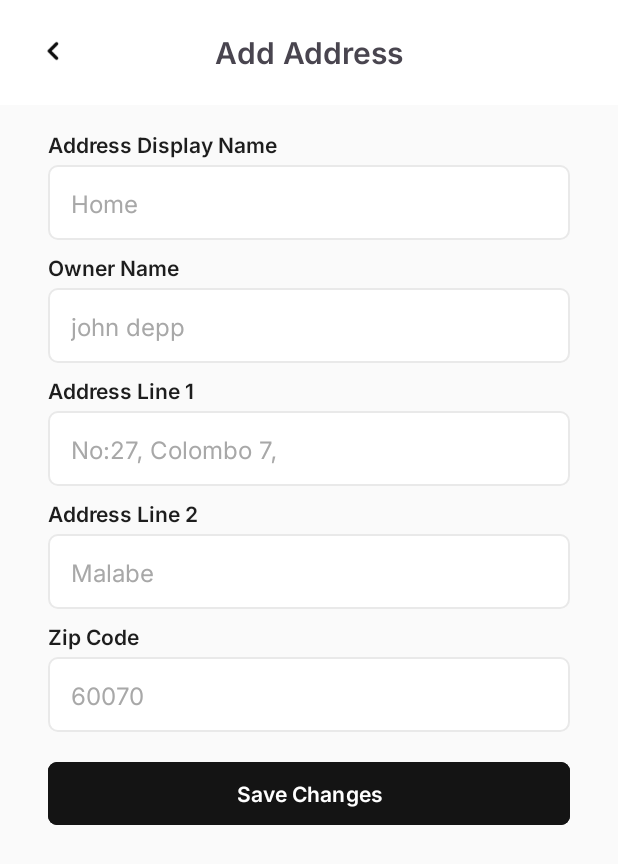
After one commit to AshanHimantha/android-app-orter, an Android app: the AddAddressActivity screen opened directly, with no data from a screen before it, on a phone screen of 412 x 824 dp. The commit adds this screen. Shown: the top 864 px of the screen. Run offline under Robolectric (Android 15) with nearby library versions, the phone set to English and light mode, and no system bars; Roboto replaces fonts that are not available here.

Commit message:
add sqlite table and CRUD process completed with Ui

```diff
--- /dev/null
+++ b/app/src/main/java/lk/jiat/orterclothing/AddAddressActivity.java
@@ -0,0 +1,73 @@
+// AddAddressActivity.java
+package lk.jiat.orterclothing;
+
+import android.database.Cursor;
+import android.database.sqlite.SQLiteDatabase;
+import android.os.Bundle;
+import android.util.Log;
+import android.view.View;
+import android.widget.Button;
+import android.widget.EditText;
+import android.widget.Toast;
+
+import androidx.activity.EdgeToEdge;
+import androidx.appcompat.app.AppCompatActivity;
+import androidx.core.graphics.Insets;
+import androidx.core.view.ViewCompat;
+import androidx.core.view.WindowInsetsCompat;
+
+public class AddAddressActivity extends AppCompatActivity {
+
+    private DatabaseHelper dbHelper;
+
+    @Override
+    protected void onCreate(Bundle savedInstanceState) {
+        super.onCreate(savedInstanceState);
+        EdgeToEdge.enable(this);
+        setContentView(R.layout.activity_add_address);
+        ViewCompat.setOnApplyWindowInsetsListener(findViewById(R.id.main), (v, insets) -> {
+            Insets systemBars = insets.getInsets(WindowInsetsCompat.Type.systemBars());
+            v.setPadding(systemBars.left, systemBars.top, systemBars.right, systemBars.bottom);
+            return insets;
+        });
+
+        dbHelper = new DatabaseHelper(this);
+
+        Button btnBack = findViewById(R.id.button12);
+        btnBack.setOnClickListener(v -> finish());
+
+        EditText displayName = findViewById(R.id.editTextText);
+        EditText ownerName = findViewById(R.id.editTextText2);
+        EditText address1 = findViewById(R.id.editTextText5);
+        EditText address2 = findViewById(R.id.editTextText6);
+        EditText zip = findViewById(R.id.editTextText7);
+
+        Button btnSave = findViewById(R.id.button9);
+        btnSave.setOnClickListener(v -> {
+            String displayNameText = displayName.getText().toString();
+            String ownerNameText = ownerName.getText().toString();
+            String address1Text = address1.getText().toString();
+            String address2Text = address2.getText().toString();
+            String zipText = zip.getText().toString();
+
+         if (displayNameText.isEmpty() || ownerNameText.isEmpty() || address1Text.isEmpty() || address2Text.isEmpty() || zipText.isEmpty()) {
+             Toast.makeText(this, "All fields are required", Toast.LENGTH_SHORT).show();
+             return;
+         }
+
+            SQLiteDatabase db = dbHelper.getReadableDatabase();
+            Cursor cursor = db.rawQuery("SELECT COUNT(*) FROM " + DatabaseHelper.TABLE_NAME + " WHERE " + DatabaseHelper.COLUMN_DISPLAY_NAME + " = ?", new String[]{displayNameText});
+            if (cursor.moveToFirst() && cursor.getInt(0) > 0) {
+                Toast.makeText(this, "Display name already exists", Toast.LENGTH_SHORT).show();
+                cursor.close();
+                return;
+            }
+            cursor.close();
+
+            dbHelper.insertAddress(displayNameText, ownerNameText, address1Text, address2Text, zipText);
+            Toast.makeText(this, "Address saved", Toast.LENGTH_SHORT).show();
+            finish();
+        });
+
+    }
+}
--- /dev/null
+++ b/app/src/main/java/lk/jiat/orterclothing/DatabaseHelper.java
@@ -0,0 +1,57 @@
+
+package lk.jiat.orterclothing;
+import android.content.ContentValues;
+import android.content.Context;
+import android.database.sqlite.SQLiteDatabase;
+import android.database.sqlite.SQLiteOpenHelper;
+
+public class DatabaseHelper extends SQLiteOpenHelper {
+
+    private static final String DATABASE_NAME = "address.db";
+    private static final int DATABASE_VERSION = 1;
+
+    public static final String TABLE_NAME = "addresses";
+    public static final String COLUMN_ID = "id";
+    public static final String COLUMN_DISPLAY_NAME = "display_name";
+    public static final String COLUMN_OWNER_NAME = "owner_name";
+    public static final String COLUMN_ADDRESS1 = "address1";
+    public static final String COLUMN_ADDRESS2 = "address2";
+    public static final String COLUMN_ZIP = "zip";
+
+    private static final String TABLE_CREATE =
+            "CREATE TABLE " + TABLE_NAME + " (" +
+            COLUMN_ID + " INTEGER PRIMARY KEY AUTOINCREMENT, " +
+            COLUMN_DISPLAY_NAME + " TEXT, " +
+            COLUMN_OWNER_NAME + " TEXT, " +
+            COLUMN_ADDRESS1 + " TEXT, " +
+            COLUMN_ADDRESS2 + " TEXT, " +
+            COLUMN_ZIP + " TEXT);";
+
+    public DatabaseHelper(Context context) {
+        super(context, DATABASE_NAME, null, DATABASE_VERSION);
+    }
+
+    @Override
+    public void onCreate(SQLiteDatabase db) {
+        db.execSQL(TABLE_CREATE);
+    }
+
+    @Override
+    public void onUpgrade(SQLiteDatabase db, int oldVersion, int newVersion) {
+        db.execSQL("DROP TABLE IF EXISTS " + TABLE_NAME);
+        onCreate(db);
+    }
+
+    public void insertAddress(String displayName, String ownerName, String address1, String address2, String zip) {
+        SQLiteDatabase db = this.getWritableDatabase();
+        ContentValues values = new ContentValues();
+        values.put(COLUMN_DISPLAY_NAME, displayName);
+        values.put(COLUMN_OWNER_NAME, ownerName);
+        values.put(COLUMN_ADDRESS1, address1);
+        values.put(COLUMN_ADDRESS2, address2);
+        values.put(COLUMN_ZIP, zip);
+        db.insert(TABLE_NAME, null, values);
+        db.close();
+    }
+
+}
--- a/app/src/main/java/lk/jiat/orterclothing/EditProfileActivity.java
+++ b/app/src/main/java/lk/jiat/orterclothing/EditProfileActivity.java
@@ -1,5 +1,6 @@
 package lk.jiat.orterclothing;
 
+import android.content.Intent;
 import android.os.Bundle;
 import android.util.Log;
 import android.view.View;
@@ -45,9 +46,11 @@ public class EditProfileActivity extends AppCompatActivity {
         contact = findViewById(R.id.editTextText2);
         back = findViewById(R.id.button12);
 
+
+
+
         FirebaseAuth mAuth = FirebaseAuth.getInstance();
         FirebaseUser user = mAuth.getCurrentUser();
-
 
 
         back.setOnClickListener(new View.OnClickListener() {
--- a/app/src/main/java/lk/jiat/orterclothing/MainActivity.java
+++ b/app/src/main/java/lk/jiat/orterclothing/MainActivity.java
@@ -57,10 +57,10 @@ public class MainActivity extends AppCompatActivity implements NavigationView.On
         WindowCompat.setDecorFitsSystemWindows(getWindow(), false);
         WindowInsetsControllerCompat windowInsetsController = WindowCompat.getInsetsController(getWindow(), getWindow().getDecorView());
         if (windowInsetsController != null) {
-            windowInsetsController.setAppearanceLightStatusBars(true); // true for dark text, false for light text
+            windowInsetsController.setAppearanceLightStatusBars(true);
         }
 
-        // Find the TextView with ID textView39
+
         TextView textView39 = findViewById(R.id.textView39);
         if (textView39 != null) {
             textView39.setOnClickListener(new View.OnClickListener() {
--- a/app/src/main/java/lk/jiat/orterclothing/SingleProductActivity.java
+++ b/app/src/main/java/lk/jiat/orterclothing/SingleProductActivity.java
@@ -77,8 +77,8 @@ public class SingleProductActivity extends AppCompatActivity {
         EdgeToEdge.enable(this);
         setContentView(R.layout.activity_single_product);
         ViewCompat.setOnApplyWindowInsetsListener(findViewById(R.id.main), (v, insets) -> {
-            Insets systemBars = insets.getInsets(WindowInsetsCompat.Type.systemBars());
-            v.setPadding(systemBars.left, systemBars.top, systemBars.right, systemBars.bottom);
+Insets systemBars = insets.getInsets(WindowInsetsCompat.Type.systemBars());
+v.setPadding(0, 0, 0, systemBars.bottom);
             return insets;
         });
 
--- /dev/null
+++ b/app/src/main/res/layout/activity_add_address.xml
@@ -0,0 +1,228 @@
+<?xml version="1.0" encoding="utf-8"?>
+<androidx.constraintlayout.widget.ConstraintLayout xmlns:android="http://schemas.android.com/apk/res/android"
+    xmlns:app="http://schemas.android.com/apk/res-auto"
+    xmlns:tools="http://schemas.android.com/tools"
+    android:id="@+id/main"
+    android:layout_width="match_parent"
+    android:layout_height="match_parent"
+    android:background="#FAFAFA"
+    tools:context=".AddAddressActivity">
+
+    <EditText
+        android:id="@+id/editTextText6"
+        android:layout_width="0dp"
+        android:layout_height="50dp"
+        android:layout_marginStart="32dp"
+        android:layout_marginTop="4dp"
+        android:layout_marginEnd="32dp"
+        android:background="@drawable/light_border"
+        android:ems="10"
+        android:fontFamily="@font/inter"
+        android:hint="Malabe"
+        android:inputType="text|textEmailAddress"
+        android:paddingStart="15dp"
+        android:textColor="#181818"
+        android:textColorHint="#A8A8A8"
+        android:textSize="16sp"
+        app:layout_constraintEnd_toEndOf="parent"
+        app:layout_constraintStart_toStartOf="parent"
+        app:layout_constraintTop_toBottomOf="@+id/textView53" />
+
+    <TextView
+        android:id="@+id/textView53"
+        android:layout_width="0dp"
+        android:layout_height="20dp"
+        android:layout_marginStart="32dp"
+        android:layout_marginTop="8dp"
+        android:layout_marginEnd="32dp"
+        android:fontFamily="@font/inter_semibold"
+        android:text="@string/address_line2"
+        android:textColor="#1D1D1D"
+        app:layout_constraintEnd_toEndOf="parent"
+        app:layout_constraintStart_toStartOf="parent"
+        app:layout_constraintTop_toBottomOf="@+id/editTextText5" />
+
+    <EditText
+        android:id="@+id/editTextText5"
+        android:layout_width="0dp"
+        android:layout_height="50dp"
+        android:layout_marginStart="32dp"
+        android:layout_marginTop="4dp"
+        android:layout_marginEnd="32dp"
+        android:background="@drawable/light_border"
+        android:ems="10"
+        android:fontFamily="@font/inter"
+        android:hint="No:27, Colombo 7,"
+        android:inputType="text|textEmailAddress"
+        android:paddingStart="15dp"
+        android:textColor="#181818"
+        android:textColorHint="#A8A8A8"
+        android:textSize="16sp"
+        app:layout_constraintEnd_toEndOf="parent"
+        app:layout_constraintStart_toStartOf="parent"
+        app:layout_constraintTop_toBottomOf="@+id/textView52" />
+
+    <TextView
+        android:id="@+id/textView52"
+        android:layout_width="0dp"
+        android:layout_height="20dp"
+        android:layout_marginStart="32dp"
+        android:layout_marginTop="8dp"
+        android:layout_marginEnd="32dp"
+        android:fontFamily="@font/inter_semibold"
+        android:text="@string/address_line1"
+        android:textColor="#1D1D1D"
+        app:layout_constraintEnd_toEndOf="parent"
+        app:layout_constraintStart_toStartOf="parent"
+        app:layout_constraintTop_toBottomOf="@+id/editTextText2" />
+
+    <EditText
+        android:id="@+id/editTextText7"
+        android:layout_width="0dp"
+        android:layout_height="50dp"
+        android:layout_marginStart="32dp"
+        android:layout_marginTop="4dp"
+        android:layout_marginEnd="32dp"
+        android:background="@drawable/light_border"
+        android:ems="10"
+        android:fontFamily="@font/inter"
+        android:hint="60070"
+        android:inputType="text|textEmailAddress"
+        android:paddingStart="15dp"
+        android:textColor="#181818"
+        android:textColorHint="#A8A8A8"
+        android:textSize="16sp"
+        app:layout_constraintEnd_toEndOf="parent"
+        app:layout_constraintStart_toStartOf="parent"
+        app:layout_constraintTop_toBottomOf="@+id/textView54" />
+
+    <TextView
+        android:id="@+id/textView54"
+        android:layout_width="0dp"
+        android:layout_height="20dp"
+        android:layout_marginStart="32dp"
+        android:layout_marginTop="8dp"
+        android:layout_marginEnd="32dp"
+        android:fontFamily="@font/inter_semibold"
+        android:text="@string/zip_code"
+        android:textColor="#1D1D1D"
+        app:layout_constraintEnd_toEndOf="parent"
+        app:layout_constraintStart_toStartOf="parent"
+        app:layout_constraintTop_toBottomOf="@+id/editTextText6" />
+
+    <EditText
+        android:id="@+id/editTextText"
+        android:layout_width="0dp"
+        android:layout_height="50dp"
+        android:layout_marginStart="32dp"
+        android:layout_marginTop="4dp"
+        android:layout_marginEnd="32dp"
+        android:background="@drawable/light_border"
+        android:ems="10"
+        android:fontFamily="@font/inter"
+        android:hint="Home"
+        android:inputType="text"
+        android:paddingStart="15dp"
+        android:textColorHint="#A8A8A8"
+        android:textSize="16sp"
+        app:layout_constraintEnd_toEndOf="parent"
+        app:layout_constraintStart_toStartOf="parent"
+        app:layout_constraintTop_toBottomOf="@+id/textView34" />
+
+    <Button
+        android:id="@+id/button9"
+        android:layout_width="0dp"
+        android:layout_height="50dp"
+        android:layout_marginStart="32dp"
+        android:layout_marginTop="16dp"
+        android:layout_marginEnd="32dp"
+        android:backgroundTint="#141414"
+        android:fontFamily="@font/inter_semibold"
+        android:text="@string/save"
+        app:cornerRadius="6dp"
+        app:layout_constraintEnd_toEndOf="parent"
+        app:layout_constraintStart_toStartOf="parent"
+        app:layout_constraintTop_toBottomOf="@+id/editTextText7" />
+
+    <EditText
+        android:id="@+id/editTextText2"
+        android:layout_width="0dp"
+        android:layout_height="50dp"
+        android:layout_marginStart="32dp"
+        android:layout_marginTop="4dp"
+        android:layout_marginEnd="32dp"
+        android:background="@drawable/light_border"
+        android:ems="10"
+        android:fontFamily="@font/inter"
+        android:hint="john depp"
+        android:inputType="text|textEmailAddress"
+        android:paddingStart="15dp"
+        android:textColor="#181818"
+        android:textColorHint="#A8A8A8"
+        android:textSize="16sp"
+        app:layout_constraintEnd_toEndOf="parent"
+        app:layout_constraintStart_toStartOf="parent"
+        app:layout_constraintTop_toBottomOf="@+id/textView35" />
+
+    <TextView
+        android:id="@+id/textView35"
+        android:layout_width="0dp"
+        android:layout_height="20dp"
+        android:layout_marginStart="32dp"
+        android:layout_marginTop="8dp"
+        android:layout_marginEnd="32dp"
+        android:fontFamily="@font/inter_semibold"
+        android:text="@string/owner_name"
+        android:textColor="#1D1D1D"
+        app:layout_constraintEnd_toEndOf="parent"
+        app:layout_constraintStart_toStartOf="parent"
+        app:layout_constraintTop_toBottomOf="@+id/editTextText" />
+
+    <TextView
+        android:id="@+id/textView34"
+        android:layout_width="0dp"
+        android:layout_height="20dp"
+        android:layout_marginStart="32dp"
+        android:layout_marginTop="16dp"
+        android:layout_marginEnd="32dp"
+        android:fontFamily="@font/inter_semibold"
+        android:text="@string/address_display_name"
+        android:textColor="#1D1D1D"
+        app:layout_constraintEnd_toEndOf="parent"
+        app:layout_constraintStart_toStartOf="parent"
+        app:layout_constraintTop_toBottomOf="@+id/imageView10" />
+
+    <ImageView
+        android:id="@+id/imageView10"
+        android:layout_width="0dp"
+        android:layout_height="70dp"
+        android:background="#FFFFFF"
+        app:layout_constraintEnd_toEndOf="parent"
+        app:layout_constraintStart_toStartOf="parent"
+        app:layout_constraintTop_toTopOf="parent" />
+
+    <TextView
+        android:id="@+id/textView32"
+        android:layout_width="wrap_content"
+        android:layout_height="wrap_content"
+        android:layout_marginTop="20dp"
+        android:fontFamily="@font/inter_semibold"
+        android:text="@string/add_address"
+        android:textSize="20sp"
+        app:layout_constraintEnd_toEndOf="parent"
+        app:layout_constraintStart_toStartOf="parent"
+        app:layout_constraintTop_toTopOf="parent" />
+
+    <Button
+        android:id="@+id/button12"
+        android:layout_width="wrap_content"
+        android:layout_height="wrap_content"
+        android:layout_marginTop="10dp"
+        android:backgroundTint="#FFFFFFFF"
+        app:icon="@drawable/back"
+        app:iconSize="25dp"
+        app:iconTint="#0D0D0D"
+        app:layout_constraintStart_toStartOf="parent"
+        app:layout_constraintTop_toTopOf="parent" />
+
+</androidx.constraintlayout.widget.ConstraintLayout>
--- a/app/src/main/res/layout/activity_get_started.xml
+++ b/app/src/main/res/layout/activity_get_started.xml
@@ -127,7 +127,7 @@
             android:layout_height="wrap_content"
             android:layout_marginStart="20dp"
             android:layout_marginEnd="20dp"
-            android:layout_marginBottom="20dp"
+            android:layout_marginBottom="30dp"
             android:backgroundTint="#FFFFFF"
             android:text="@string/get_started"
             android:textColor="@color/black"
--- a/app/src/main/res/layout/activity_single_product.xml
+++ b/app/src/main/res/layout/activity_single_product.xml
@@ -46,7 +46,7 @@
                     android:layout_width="55dp"
                     android:layout_height="55dp"
                     android:layout_marginStart="16dp"
-                    android:layout_marginTop="16dp"
+                    android:layout_marginTop="32dp"
                     android:backgroundTint="#98FDFDFD"
                     app:icon="@drawable/back"
                     app:iconGravity="textEnd"
@@ -114,7 +114,7 @@
                     style="@style/Widget.Material3.Button.ElevatedButton"
                     android:layout_width="55dp"
                     android:layout_height="55dp"
-                    android:layout_marginTop="16dp"
+                    android:layout_marginTop="32dp"
                     android:layout_marginEnd="16dp"
                     android:backgroundTint="#98FDFDFD"
                     app:icon="@drawable/share"
--- a/app/src/main/res/layout/fragment_profile.xml
+++ b/app/src/main/res/layout/fragment_profile.xml
@@ -185,7 +185,7 @@
                     android:layout_marginEnd="24dp"
                     android:layout_marginBottom="132dp"
                     android:backgroundTint="#090909"
-                    android:text="Button"
+                    android:text="@string/add_address"
                     app:cornerRadius="10dp"
                     app:layout_constraintBottom_toBottomOf="parent"
                     app:layout_constraintEnd_toEndOf="parent"
--- a/app/src/main/res/values/strings.xml
+++ b/app/src/main/res/values/strings.xml
@@ -78,6 +78,12 @@
     <string name="change_display">Change Display Name</string>
     <string name="change_phone">Change Contact Number</string>
     <string name="logout">Logout</string>
+    <string name="add_address">Add Address</string>
+    <string name="address_display_name">Address Display Name</string>
+    <string name="owner_name">Owner Name</string>
+    <string name="address_line1">Address Line 1</string>
+    <string name="address_line2">Address Line 2</string>
+    <string name="zip_code">Zip Code</string>
 
 
 
```
Also changed, not shown: app/src/main/AndroidManifest.xml (+12 -10 lines), app/src/main/java/lk/jiat/orterclothing/ui/profile/AddressAdapter.java (+34 -1 lines), app/src/main/java/lk/jiat/orterclothing/ui/profile/ProfileFragment.java (+71 -18 lines), app/src/main/java/lk/jiat/orterclothing/ui/profile/UserAddress.java (+11 -1 lines), app/src/main/res/layout/address_item.xml (+17 -1 lines). Lines whose indentation alone changed are shown as unchanged.
